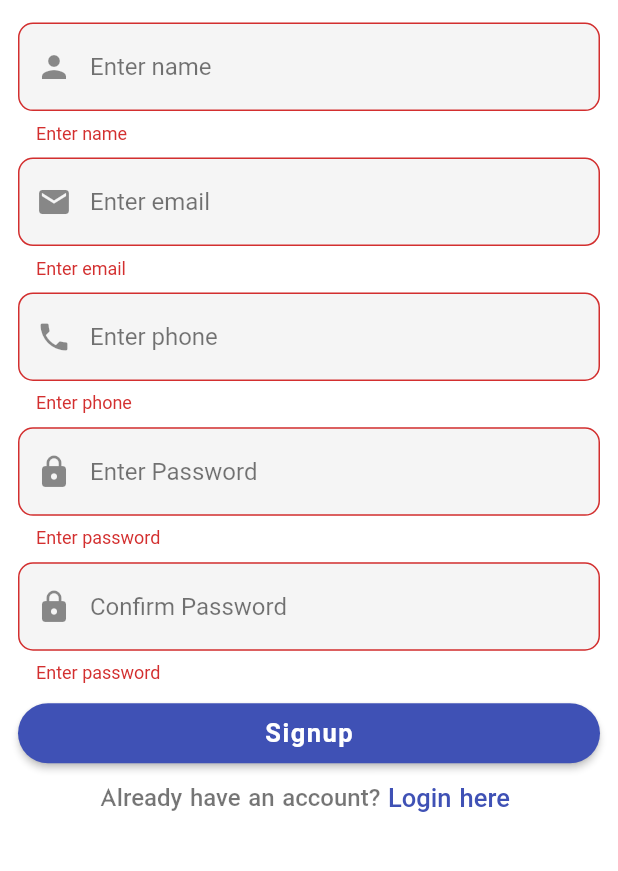
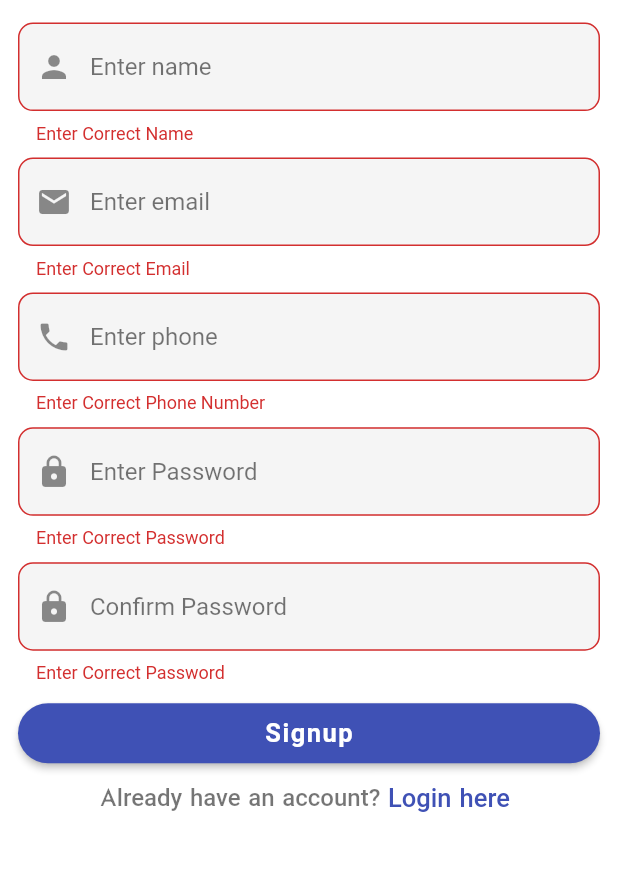
Before and after one commit to mohitpraja/UBIVisit, a Flutter app: the SignupView screen opened by its route, after a tap on "Signup", on a phone screen of 412 x 824 dp, the part 176-1047 px from its top. Run offline on Flutter 3.47's test engine with Material 2 defaults, Android fonts, the phone set to English and light mode, and no system bars; our stand-ins replace curved_navigation_bar, firebase_core, get, google_fonts, introduction_screen, pinput; accounts and stored records are empty; Roboto replaces fonts that are missing (Alata).

Commit message:
signup  validation added

```diff
--- a/lib/features/signup/controller/signup_controller.dart
+++ b/lib/features/signup/controller/signup_controller.dart
@@ -1,12 +1,20 @@
 import 'package:flutter/cupertino.dart';
 import 'package:get/get.dart';
+import 'package:visitantapp/core/routes.dart';
 
 class SignupController extends GetxController{
-  final formkey=GlobalKey<FormState>();
-  isValid(value, msg) {
-    if (value == null || value.isEmpty) {
-      return msg;
+  GlobalKey<FormState> formKey = GlobalKey<FormState>();
+  final TextEditingController Password = TextEditingController();
+  final TextEditingController confirmPassword = TextEditingController();
+
+
+  void signupButton() {
+    var isValid = formKey.currentState?.validate();
+    if (isValid!) {
+      Get.toNamed(Routes.otp);
+      return null;
+    } else {
+      print('Form Validation');
     }
-    return null;
   }
 }
--- a/lib/features/signup/view/signup_view.dart
+++ b/lib/features/signup/view/signup_view.dart
@@ -5,6 +5,7 @@ import 'package:visitantapp/core/components/customscroll.dart';
 import 'package:visitantapp/core/global/customfont.dart';
 import 'package:visitantapp/core/global/global.dart';
 import 'package:visitantapp/core/global/globalfunction.dart';
+import 'package:visitantapp/core/global/validation.dart';
 import 'package:visitantapp/core/routes.dart';
 import 'package:visitantapp/features/signup/controller/signup_controller.dart';
 
@@ -59,14 +60,13 @@ class SignupView extends GetView <SignupController>{
                 SizedBox(
                   height: Get.height * 0.65,
                   child: Form(
-                    key: GlobalFunction.formkey,
+                      key: controller.formKey,
                     autovalidateMode: AutovalidateMode.onUserInteraction,
                       child: Column(
                     mainAxisAlignment: MainAxisAlignment.spaceAround,
                     children: [
                       TextFormField(
                         style: const TextStyle(color: Colors.black54),
-                        validator: (value) => GlobalFunction.isValid(value, 'Enter name'),
                         decoration: InputDecoration(
                             filled: true,
                             hintStyle: const TextStyle(color: Colors.black54),
@@ -74,11 +74,26 @@ class SignupView extends GetView <SignupController>{
                             prefixIcon: const Icon(Icons.person),
                             border: OutlineInputBorder(borderRadius: BorderRadius.circular(10))
 
-                      )),
+                      ),
+                        validator: (value){
+                          if (value!.isEmpty || !RegExp(r'^[a-z A-Z]+$').hasMatch(value)){
+                            return 'Enter Correct Name';
+
+                          }else {
+                            return null;
+                          }
+
+
+
+                        },
+
+
+
+
+                      ),
                       TextFormField(
                         keyboardType: TextInputType.emailAddress,
                         style: const TextStyle(color: Colors.black54),
-                        validator: (value) => GlobalFunction.isValid(value, 'Enter email'),
                         decoration: InputDecoration(
                             filled: true,
                             hintStyle: const TextStyle(color: Colors.black54),
@@ -87,12 +102,25 @@ class SignupView extends GetView <SignupController>{
                           border: OutlineInputBorder(borderRadius: BorderRadius.circular(10))
 
                                     ),
+
+                        validator: (value){
+                          if (value!.isEmpty || !RegExp(r'^(([^<>()[\]\\.,;:\s@\"]+(\.[^<>()[\]\\.,;:\s@\"]+)*)|(\".+\"))@((\[[0-9]{1,3}\.[0-9]{1,3}\.[0-9]{1,3}\.[0-9]{1,3}\])|(([a-zA-Z\-0-9]+\.)+[a-zA-Z]{2,}))$').hasMatch(value)){
+                            return 'Enter Correct Email';
+
+                          }else {
+                            return null;
+                          }
+
+
+
+                        },
+
+
                       ),
                       TextFormField(
                         keyboardType: TextInputType.number,
                         maxLength: 10,
                         style: const TextStyle(color: Colors.black54),
-                        validator: (value) => GlobalFunction.isValid(value, 'Enter phone'),
                         decoration: InputDecoration(
                             counterText: '',
                             filled: true,
@@ -100,10 +128,27 @@ class SignupView extends GetView <SignupController>{
                             hintText: 'Enter phone ',
                             prefixIcon: const Icon(Icons.phone),
                             border: OutlineInputBorder(borderRadius: BorderRadius.circular(10))),
+
+                        validator: (value){
+                          if (value!.isEmpty || !RegExp(r'^[0-9]{10}$').hasMatch(value)){
+                            return 'Enter Correct Phone Number';
+
+                          }else {
+                            return null;
+                          }
+
+
+
+                        },
+
+
+
+
+
                       ),
                       TextFormField(
+                        controller: controller.Password,
                         style: const TextStyle(color: Colors.black54),
-                        validator: (value) => GlobalFunction.isValid(value, 'Enter password'),
                         obscureText: true,
                         decoration: InputDecoration(
                             filled: true,
@@ -111,10 +156,26 @@ class SignupView extends GetView <SignupController>{
                             hintText: 'Enter Password',
                             prefixIcon: const Icon(Icons.lock),
                             border: OutlineInputBorder(borderRadius: BorderRadius.circular(10))),
+
+                        validator: (value){
+                          if (value!.isEmpty || !RegExp(r'^(?=.*?[A-Z])(?=.*?[a-z])(?=.*?[0-9])(?=.*?[!@#\$&*~]).{8,}$').hasMatch(value)){
+                            return 'Enter Correct Password';
+
+                          }else {
+                            return null;
+                          }
+
+
+
+                        },
+
+
+
+
                       ),
                       TextFormField(
+                        controller:controller. confirmPassword,
                         style: const TextStyle(color: Colors.black54),
-                        validator: (value) =>GlobalFunction.isValid(value, 'Enter password'),
                         obscureText: true,
                         decoration: InputDecoration(
                             filled: true,
@@ -122,13 +183,27 @@ class SignupView extends GetView <SignupController>{
                             hintText: 'Confirm Password',
                             prefixIcon: const Icon(Icons.lock),
                              border: OutlineInputBorder(borderRadius: BorderRadius.circular(10))),
+                        validator: (value){
+                          if(value!.isEmpty)
+                            return 'Enter Correct Password';
+                          if(value!= controller.Password.text)
+                            return 'Password Do Not Match';
+                          return null;
+
+
+
+                        },
+
+
+
                       ),
                       CustomButton(
                         title: 'Signup',
                         onPress: () {
+                          controller.signupButton();
                          if(GlobalFunction.formValid()){
                            print("fyy");
-                           // GlobalFunction.CheckConnection();
+                            //GlobalFunction.CheckConnection();
                          }
 
                         },
```
